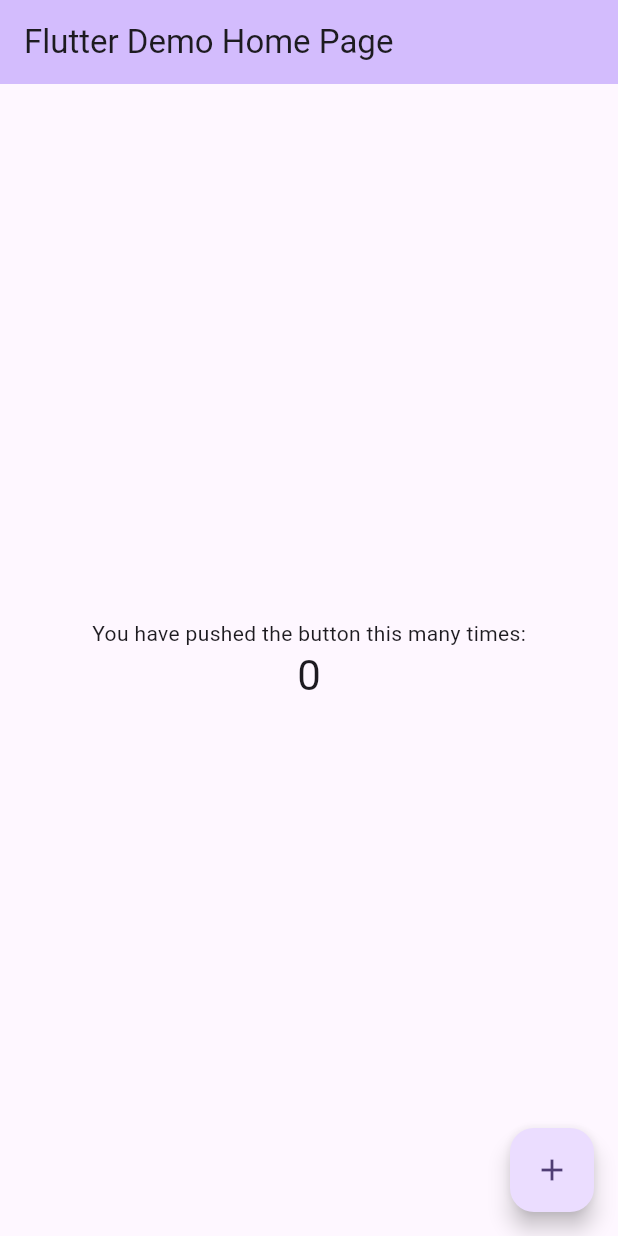
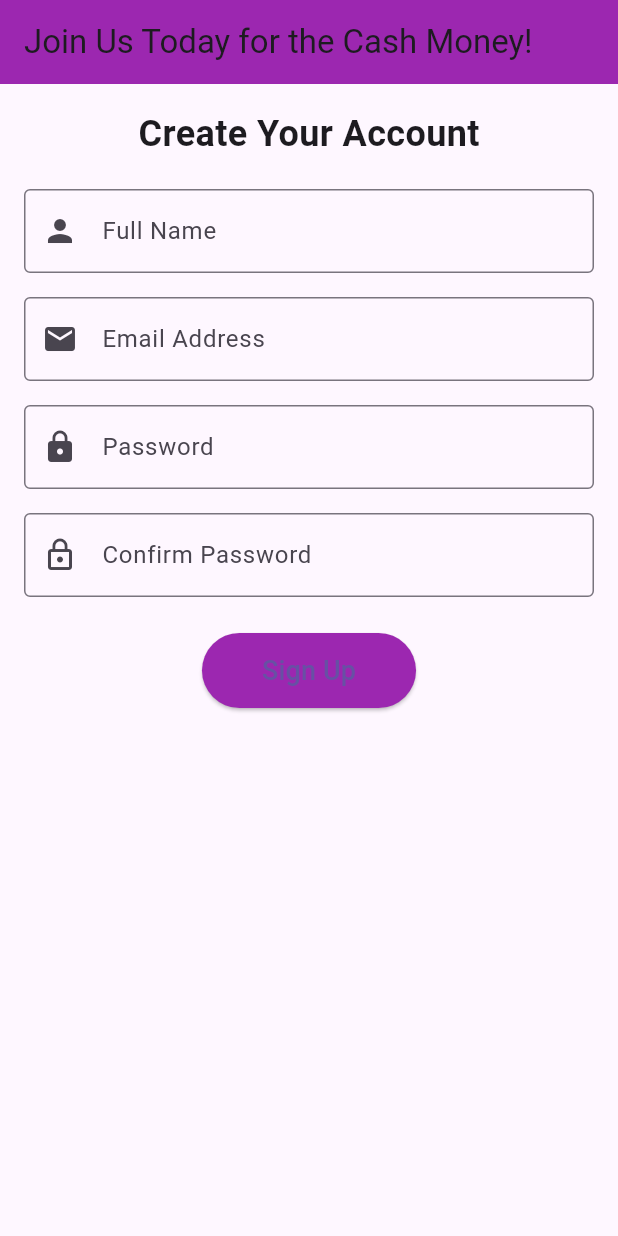
Before and after one commit to rdinani1/FlutterSignupForm, a Flutter app: the screen it shows after launch, on a phone screen of 412 x 824 dp. Run offline on Flutter 3.47's test engine with Material 3 defaults, Android fonts, the phone set to English and light mode, and no system bars.

Commit message:
Added signup form UI with validation and navigation

```diff
--- a/lib/main.dart
+++ b/lib/main.dart
@@ -4,119 +4,206 @@ void main() {
   runApp(const MyApp());
 }
 
+// 🧓 Top Level App
 class MyApp extends StatelessWidget {
   const MyApp({super.key});
 
-  // This widget is the root of your application.
   @override
   Widget build(BuildContext context) {
     return MaterialApp(
-      title: 'Flutter Demo',
-      theme: ThemeData(
-        // This is the theme of your application.
-        //
-        // TRY THIS: Try running your application with "flutter run". You'll see
-        // the application has a purple toolbar. Then, without quitting the app,
-        // try changing the seedColor in the colorScheme below to Colors.green
-        // and then invoke "hot reload" (save your changes or press the "hot
-        // reload" button in a Flutter-supported IDE, or press "r" if you used
-        // the command line to start the app).
-        //
-        // Notice that the counter didn't reset back to zero; the application
-        // state is not lost during the reload. To reset the state, use hot
-        // restart instead.
-        //
-        // This works for code too, not just values: Most code changes can be
-        // tested with just a hot reload.
-        colorScheme: .fromSeed(seedColor: Colors.deepPurple),
-      ),
-      home: const MyHomePage(title: 'Flutter Demo Home Page'),
+      title: 'Fun Signup App',
+      theme: ThemeData(primarySwatch: Colors.purple),
+      home: const SignupPage(),
     );
   }
 }
 
-class MyHomePage extends StatefulWidget {
-  const MyHomePage({super.key, required this.title});
-
-  // This widget is the home page of your application. It is stateful, meaning
-  // that it has a State object (defined below) that contains fields that affect
-  // how it looks.
-
-  // This class is the configuration for the state. It holds the values (in this
-  // case the title) provided by the parent (in this case the App widget) and
-  // used by the build method of the State. Fields in a Widget subclass are
-  // always marked "final".
-
-  final String title;
+// 📄 Signup Page
+class SignupPage extends StatefulWidget {
+  const SignupPage({super.key});
 
   @override
-  State<MyHomePage> createState() => _MyHomePageState();
+  State<SignupPage> createState() => _SignupPageState();
 }
 
-class _MyHomePageState extends State<MyHomePage> {
-  int _counter = 0;
+class _SignupPageState extends State<SignupPage> {
+  final _formKey = GlobalKey<FormState>();
 
-  void _incrementCounter() {
-    setState(() {
-      // This call to setState tells the Flutter framework that something has
-      // changed in this State, which causes it to rerun the build method below
-      // so that the display can reflect the updated values. If we changed
-      // _counter without calling setState(), then the build method would not be
-      // called again, and so nothing would appear to happen.
-      _counter++;
-    });
+  final TextEditingController _nameController = TextEditingController();
+  final TextEditingController _emailController = TextEditingController();
+  final TextEditingController _passwordController = TextEditingController();
+  final TextEditingController _confirmPasswordController =
+      TextEditingController();
+
+  @override
+  void dispose() {
+    _nameController.dispose();
+    _emailController.dispose();
+    _passwordController.dispose();
+    _confirmPasswordController.dispose();
+    super.dispose();
   }
 
   @override
   Widget build(BuildContext context) {
-    // This method is rerun every time setState is called, for instance as done
-    // by the _incrementCounter method above.
-    //
-    // The Flutter framework has been optimized to make rerunning build methods
-    // fast, so that you can just rebuild anything that needs updating rather
-    // than having to individually change instances of widgets.
     return Scaffold(
       appBar: AppBar(
-        // TRY THIS: Try changing the color here to a specific color (to
-        // Colors.amber, perhaps?) and trigger a hot reload to see the AppBar
-        // change color while the other colors stay the same.
-        backgroundColor: Theme.of(context).colorScheme.inversePrimary,
-        // Here we take the value from the MyHomePage object that was created by
-        // the App.build method, and use it to set our appbar title.
-        title: Text(widget.title),
+        title: const Text('Join Us Today for the Cash Money!'),
+        backgroundColor: Colors.purple,
       ),
-      body: Center(
-        // Center is a layout widget. It takes a single child and positions it
-        // in the middle of the parent.
-        child: Column(
-          // Column is also a layout widget. It takes a list of children and
-          // arranges them vertically. By default, it sizes itself to fit its
-          // children horizontally, and tries to be as tall as its parent.
-          //
-          // Column has various properties to control how it sizes itself and
-          // how it positions its children. Here we use mainAxisAlignment to
-          // center the children vertically; the main axis here is the vertical
-          // axis because Columns are vertical (the cross axis would be
-          // horizontal).
-          //
-          // TRY THIS: Invoke "debug painting" (choose the "Toggle Debug Paint"
-          // action in the IDE, or press "p" in the console), to see the
-          // wireframe for each widget.
-          mainAxisAlignment: .center,
-          children: [
-            const Text('You have pushed the button this many times:'),
-            Text(
-              '$_counter',
-              style: Theme.of(context).textTheme.headlineMedium,
-            ),
-          ],
+      body: SingleChildScrollView(
+        padding: const EdgeInsets.all(16.0),
+        child: Form(
+          key: _formKey,
+          child: Column(
+            children: [
+              const Text(
+                'Create Your Account',
+                style: TextStyle(fontSize: 24, fontWeight: FontWeight.bold),
+              ),
+              const SizedBox(height: 20),
+
+              // 👤 Name
+              TextFormField(
+                controller: _nameController,
+                decoration: const InputDecoration(
+                  labelText: 'Full Name',
+                  prefixIcon: Icon(Icons.person),
+                  border: OutlineInputBorder(),
+                ),
+                validator: (value) {
+                  if (value == null || value.trim().isEmpty) {
+                    return 'Please enter your name';
+                  }
+                  return null;
+                },
+              ),
+              const SizedBox(height: 16),
+
+              // 📧 Email
+              TextFormField(
+                controller: _emailController,
+                decoration: const InputDecoration(
+                  labelText: 'Email Address',
+                  prefixIcon: Icon(Icons.email),
+                  border: OutlineInputBorder(),
+                ),
+                validator: (value) {
+                  if (value == null || value.trim().isEmpty) {
+                    return 'Please enter your email';
+                  }
+
+                  final emailRegex =
+                      RegExp(r'^[\w\.-]+@[\w\.-]+\.\w+$');
+                  if (!emailRegex.hasMatch(value.trim())) {
+                    return 'Please enter a valid email';
+                  }
+                  return null;
+                },
+              ),
+              const SizedBox(height: 16),
+
+              // 🔒 Password
+              TextFormField(
+                controller: _passwordController,
+                obscureText: true,
+                decoration: const InputDecoration(
+                  labelText: 'Password',
+                  prefixIcon: Icon(Icons.lock),
+                  border: OutlineInputBorder(),
+                ),
+                validator: (value) {
+                  if (value == null || value.isEmpty) {
+                    return 'Please enter a password';
+                  }
+                  if (value.length < 6) {
+                    return 'Password must be at least 6 characters';
+                  }
+                  return null;
+                },
+              ),
+              const SizedBox(height: 16),
+
+              // 🔁 Confirm Password
+              TextFormField(
+                controller: _confirmPasswordController,
+                obscureText: true,
+                decoration: const InputDecoration(
+                  labelText: 'Confirm Password',
+                  prefixIcon: Icon(Icons.lock_outline),
+                  border: OutlineInputBorder(),
+                ),
+                validator: (value) {
+                  if (value == null || value.isEmpty) {
+                    return 'Please confirm your password';
+                  }
+                  if (value != _passwordController.text) {
+                    return 'Passwords do not match';
+                  }
+                  return null;
+                },
+              ),
+              const SizedBox(height: 24),
+
+              // 🚀 Button
+              ElevatedButton(
+                onPressed: () {
+                  if (_formKey.currentState!.validate()) {
+                    ScaffoldMessenger.of(context).showSnackBar(
+                      const SnackBar(
+                        content:
+                            Text('Welcome! Account created successfully.'),
+                        backgroundColor: Colors.green,
+                      ),
+                    );
+
+                    Navigator.push(
+                      context,
+                      MaterialPageRoute(
+                        builder: (context) =>
+                            WelcomeScreen(name: _nameController.text),
+                      ),
+                    );
+                  }
+                },
+                style: ElevatedButton.styleFrom(
+                  backgroundColor: Colors.purple,
+                  padding: const EdgeInsets.symmetric(
+                      horizontal: 40, vertical: 12),
+                ),
+                child: const Text(
+                  'Sign Up',
+                  style: TextStyle(fontSize: 18),
+                ),
+              ),
+            ],
+          ),
         ),
-      ),
-      floatingActionButton: FloatingActionButton(
-        onPressed: _incrementCounter,
-        tooltip: 'Increment',
-        child: const Icon(Icons.add),
       ),
     );
   }
 }
+
+// 🎉 Welcome Screen
+class WelcomeScreen extends StatelessWidget {
+  final String name;
+
+  const WelcomeScreen({super.key, required this.name});
+
+  @override
+  Widget build(BuildContext context) {
+    return Scaffold(
+      appBar: AppBar(
+        title: const Text('Welcome'),
+        backgroundColor: Colors.purple,
+      ),
+      body: Center(
+        child: Text(
+          'Welcome, $name!',
+          style: const TextStyle(
+              fontSize: 28, fontWeight: FontWeight.bold),
+        ),
+      ),
+    );
+  }
+}
```
